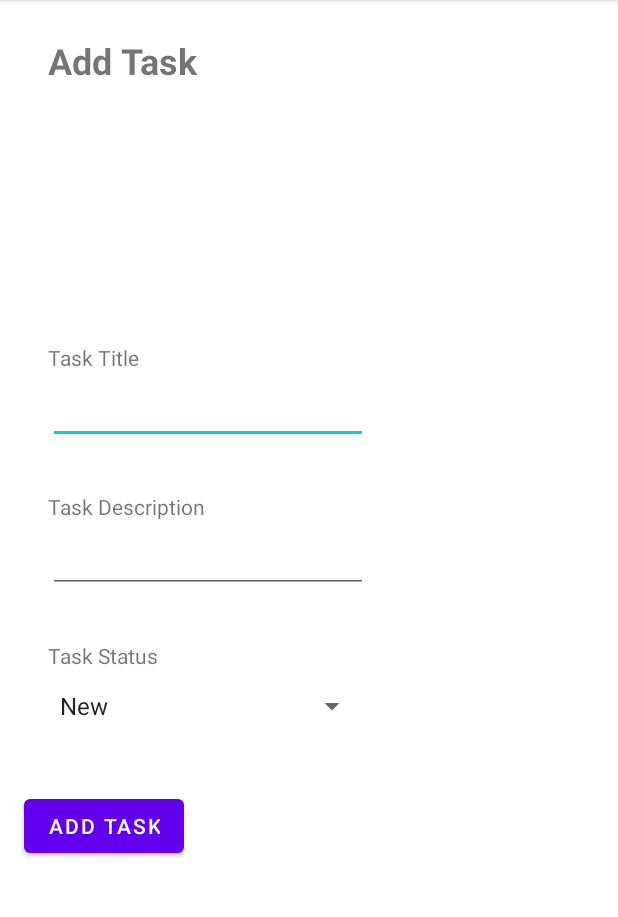
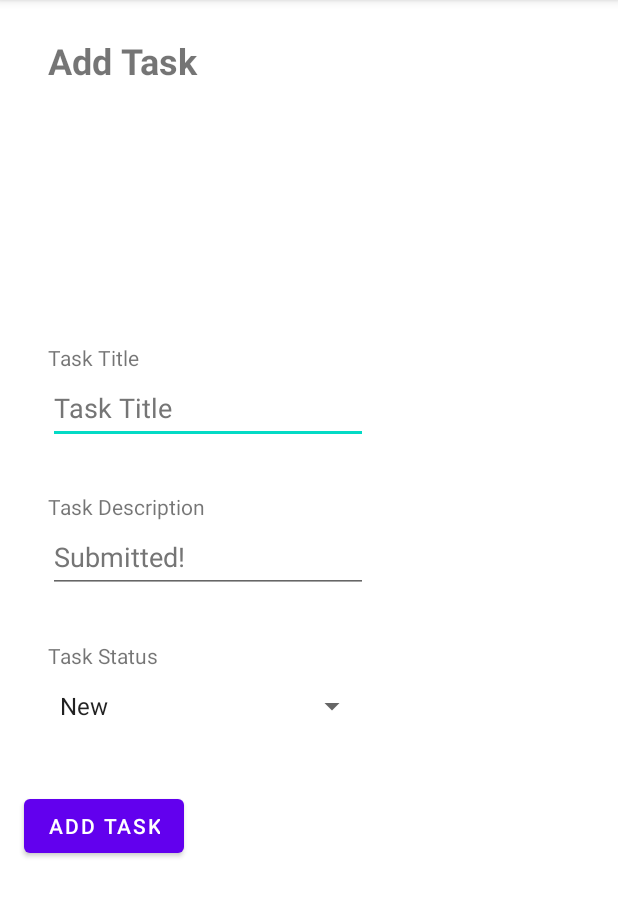
Before and after one commit to ETS-Android5/taskmaster, an Android app: the AddTaskActivity screen opened directly, with no data from a screen before it, on a phone screen of 412 x 824 dp, the part 84-1001 px from its top. Run offline under Robolectric (Android 15) with nearby library versions, the phone set to English and light mode, and no system bars; our stand-ins replace Room's generated code.

Commit message:
Fixes accessability warnings in ui

```diff
--- a/app/src/main/res/layout/activity_add_task.xml
+++ b/app/src/main/res/layout/activity_add_task.xml
@@ -55,11 +55,13 @@
         android:layout_marginStart="32dp"
         android:autofillHints=""
         android:ems="10"
+        android:hint="@string/task_title"
         android:inputType="textPersonName"
         android:minHeight="48dp"
         android:textColorHint="#757575"
         app:layout_constraintStart_toStartOf="parent"
-        app:layout_constraintTop_toBottomOf="@+id/textView2" />
+        app:layout_constraintTop_toBottomOf="@+id/textView2"
+        tools:ignore="DuplicateSpeakableTextCheck" />
 
     <EditText
         android:id="@+id/text_edit_add_task_task_description"
@@ -67,6 +69,7 @@
         android:layout_height="wrap_content"
         android:layout_marginStart="32dp"
         android:ems="10"
+        android:hint="@string/submitted"
         android:importantForAutofill="no"
         android:inputType="textPersonName"
         android:minHeight="48dp"
@@ -99,9 +102,11 @@
         android:layout_width="0dp"
         android:layout_height="48dp"
         android:layout_marginStart="32dp"
+        android:contentDescription="@string/task_description"
         app:layout_constraintEnd_toEndOf="@+id/text_edit_add_task_task_description"
         app:layout_constraintHorizontal_bias="0.0"
         app:layout_constraintStart_toStartOf="parent"
-        app:layout_constraintTop_toBottomOf="@+id/textView4" />
+        app:layout_constraintTop_toBottomOf="@+id/textView4"
+        tools:ignore="DuplicateSpeakableTextCheck" />
 
 </androidx.constraintlayout.widget.ConstraintLayout>
--- a/app/src/main/res/values/strings.xml
+++ b/app/src/main/res/values/strings.xml
@@ -24,4 +24,8 @@
     <!-- TODO: Remove or change this placeholder text -->
     <string name="hello_blank_fragment">Hello blank fragment</string>
     <string name="task_status">Task Status</string>
+    <string name="settings">Settings</string>
+    <string name="save">Save</string>
+    <string name="enter_username">Enter username</string>
+    <string name="username">Username</string>
 </resources>
```
Also changed, not shown: app/src/main/res/layout/activity_settings.xml (+8 -5 lines).
